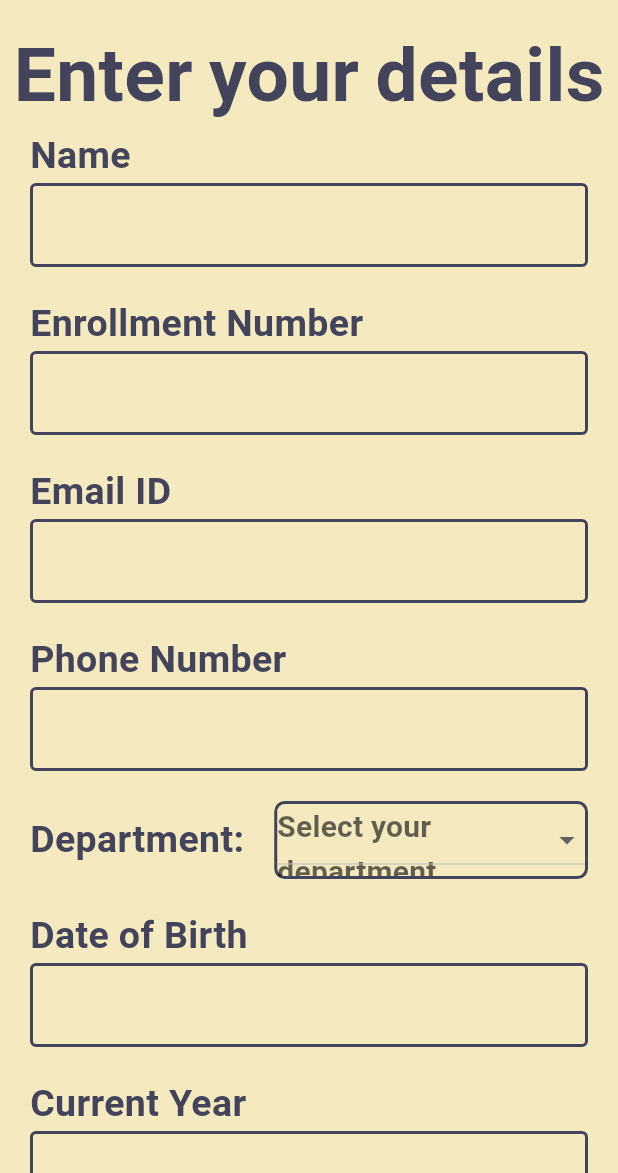
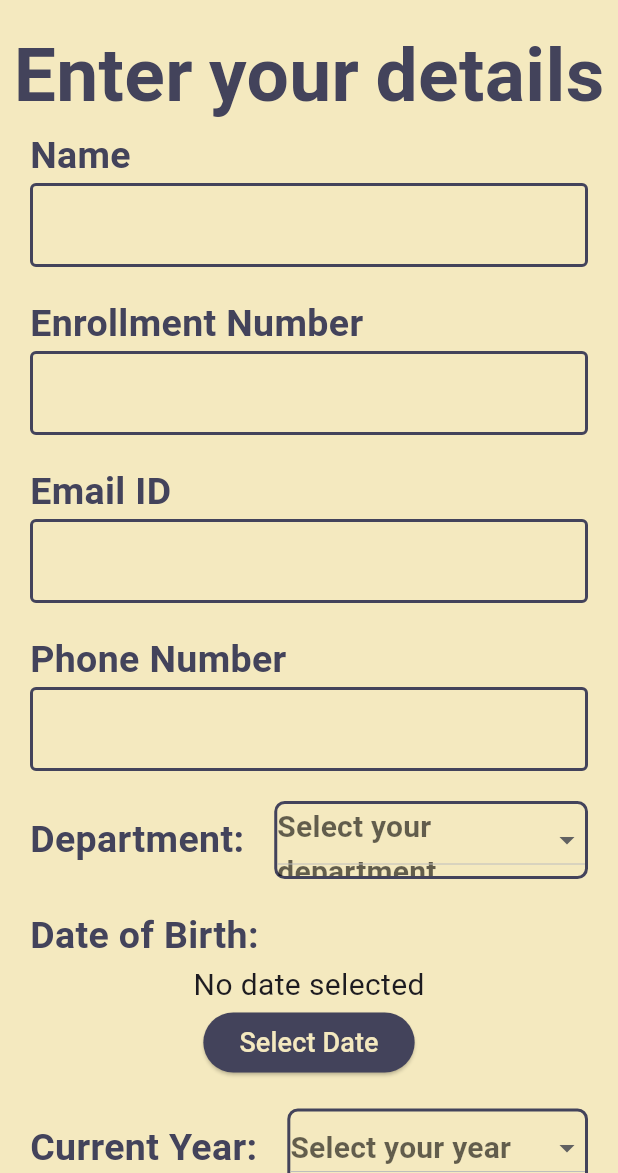
Before and after one commit to jaspreetsk/MajorProject, a Flutter app: the StudentCreateAccount screen opened directly, on a phone screen of 412 x 824 dp, the part 63-1236 px from its top. Run offline on Flutter 3.47's test engine with Material 3 defaults, Android fonts, the phone set to English and light mode, and no system bars; our stand-ins replace cloud_firestore, firebase_auth, firebase_core; accounts and stored records are empty.

Commit message:
added drop down year and calendar for dob option

```diff
--- a/lib/screens/hod_create_account.dart
+++ b/lib/screens/hod_create_account.dart
@@ -3,7 +3,7 @@ import 'package:academiax/firebase_authentication/firebase_auth.dart';
 import 'package:academiax/firebase_authentication/show_snack_bar.dart';
 import 'package:academiax/screens/loginpage.dart';
 import 'package:academiax/wigets/textfield.dart';
-import 'package:firebase_auth/firebase_auth.dart';
+
 import 'package:flutter/material.dart';
 
 class HODCreateAccount extends StatefulWidget {
--- a/lib/screens/student_create_account.dart
+++ b/lib/screens/student_create_account.dart
@@ -3,8 +3,9 @@ import 'package:academiax/firebase_authentication/firebase_auth.dart';
 import 'package:academiax/firebase_authentication/show_snack_bar.dart';
 import 'package:academiax/screens/loginpage.dart';
 import 'package:academiax/wigets/textfield.dart';
-import 'package:firebase_auth/firebase_auth.dart';
+import 'package:cloud_firestore/cloud_firestore.dart';
 import 'package:flutter/material.dart';
+import 'package:intl/intl.dart';
 
 class StudentCreateAccount extends StatefulWidget {
   const StudentCreateAccount({super.key});
@@ -22,6 +23,8 @@ class _StudentCreateAccountState extends State<StudentCreateAccount> {
 
   String? selectedValueDepartment;
   String? selectedValueClub;
+  int? selectedValueYear;
+  DateTime? _selectedDate;
 
 // controllers for manipulating/holding data for custom TextFieldArea() created in textfield.dart
 
@@ -30,8 +33,12 @@ class _StudentCreateAccountState extends State<StudentCreateAccount> {
   final TextEditingController phonenumberController = TextEditingController();
   final TextEditingController enrollmentNoController = TextEditingController();
   final TextEditingController dobController = TextEditingController();
-  final TextEditingController currentYearController = TextEditingController();
   final TextEditingController passwordController = TextEditingController();
+
+  // firestore collection
+
+  // CollectionReference students =
+  // FirebaseFirestore.instance.collection('Students');
 
 // to dispose off texteditingcontrollers after their work is done.
 
@@ -44,7 +51,6 @@ class _StudentCreateAccountState extends State<StudentCreateAccount> {
     phonenumberController.dispose();
     enrollmentNoController.dispose();
     dobController.dispose();
-    currentYearController.dispose();
     passwordController.dispose();
   }
 
@@ -258,7 +264,7 @@ class _StudentCreateAccountState extends State<StudentCreateAccount> {
                 child: Padding(
                   padding: const EdgeInsets.only(left: 20.0),
                   child: Text(
-                    "Date of Birth",
+                    "Date of Birth:",
                     textAlign: TextAlign.left,
                     style: TextStyle(
                       fontSize: 25,
@@ -268,20 +274,52 @@ class _StudentCreateAccountState extends State<StudentCreateAccount> {
                   ),
                 ),
               ),
-              TextFieldArea(
-                textFieldController: dobController,
+              Text(
+                _selectedDate == null
+                    ? 'No date selected'
+                    : 'Selected Date: ${DateFormat('dd-MM-yyyy').format(_selectedDate!)}', // Format the date
+                style: const TextStyle(fontSize: 20),
+              ),
+              ElevatedButton(
+                style: ElevatedButton.styleFrom(
+                  backgroundColor: Pallet.buttonColor,
+                  minimumSize: const Size(120, 40),
+                ),
+                onPressed: () async {
+                  final DateTime? picked = await showDatePicker(
+                    context: context,
+                    initialDate: _selectedDate ??
+                        DateTime
+                            .now(), // Start with current date or selected date
+                    firstDate: DateTime(1937), // Earliest allowable date
+                    lastDate: DateTime(2101), // Latest allowable date
+                  );
+                  if (picked != null && picked != _selectedDate) {
+                    setState(() {
+                      _selectedDate = picked;
+                    });
+                  }
+                },
+                child: const Text(
+                  'Select Date',
+                  style: TextStyle(
+                    fontSize: 18,
+                    color: Pallet.textColor,
+                  ),
+                ),
               ),
               const SizedBox(
                 height: 20,
               ),
               // current year
 
-              Align(
-                alignment: Alignment.centerLeft,
-                child: Padding(
-                  padding: const EdgeInsets.only(left: 20.0),
-                  child: Text(
-                    "Current Year",
+              Padding(
+                padding: const EdgeInsets.only(left: 20.0, right: 20.0),
+                child: Row(
+                  mainAxisAlignment: MainAxisAlignment.spaceEvenly,
+                  children: [
+                    Text(
+                      "Current Year:",
                       textAlign: TextAlign.left,
                       style: TextStyle(
                         fontSize: 25,
@@ -289,10 +327,44 @@ class _StudentCreateAccountState extends State<StudentCreateAccount> {
                         color: Pallet.headingColor,
                       ),
                     ),
+                    SizedBox(
+                      width: 20.0,
+                    ),
+                    Expanded(
+                      child: Container(
+                        decoration: BoxDecoration(
+                          border: Border.all(
+                            color: Pallet.headingColor,
+                            width: 2,
+                          ),
+                          borderRadius: BorderRadius.all(Radius.circular(7)),
+                        ),
+                        child: DropdownButton(
+                            dropdownColor:
+                                const Color.fromARGB(255, 211, 195, 132),
+                            isExpanded: true,
+                            hint: Text(
+                              "Select your year",
+                              style: TextStyle(
+                                fontSize: 20,
+                                fontWeight: FontWeight.bold,
                               ),
                             ),
-              TextFieldArea(
-                textFieldController: currentYearController,
+                            value: selectedValueYear,
+                            items: <int>[1, 2, 3, 4]
+                                .map<DropdownMenuItem<int>>((int value) {
+                              return DropdownMenuItem<int>(
+                                  value: value, child: Text(value.toString()));
+                            }).toList(),
+                            onChanged: (int? newValue) {
+                              setState(() {
+                                selectedValueYear = newValue;
+                              });
+                            }),
+                      ),
+                    )
+                  ],
+                ),
               ),
               const SizedBox(
                 height: 20,
--- a/pubspec.yaml
+++ b/pubspec.yaml
@@ -36,6 +36,8 @@ dependencies:
   cupertino_icons: ^1.0.8
   firebase_core: ^3.11.0
   firebase_auth: ^5.4.2
+  cloud_firestore: ^5.6.3
+  intl: ^0.20.2
 
 dev_dependencies:
   flutter_test:
```
Also changed, not shown: pubspec.lock, 7 other files. Lines whose indentation alone changed are shown as unchanged.
